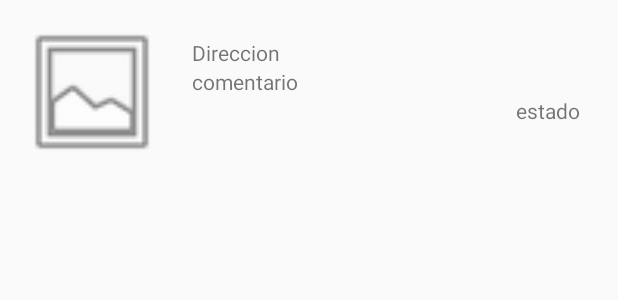
After one commit to AlexanderCDs/ReporteCalle, an Android app: the layout item_lista_reportes.xml on its own in the app's theme, with its tools: preview values and no code run, on a phone screen of 412 x 824 dp. The commit adds this screen. Shown: the top 300 px of the screen. Run offline under Robolectric (Android 15) with nearby library versions, the phone set to English and light mode, and no system bars.

Commit message:
Agregar datos a la Bade de datos de fire base listo

```diff
--- a/app/src/main/java/com/example/alexander/reportecalle/GenerateActivity.java
+++ b/app/src/main/java/com/example/alexander/reportecalle/GenerateActivity.java
@@ -166,9 +166,10 @@ public class GenerateActivity extends AppCompatActivity implements View.OnClickL
     {
 
         FirebaseDatabase database = FirebaseDatabase.getInstance();
+        FirebaseUser user = mAuth.getCurrentUser();
         final DatabaseReference reportesReference = database.getReference("basedatos");
 
-        ReportInformation rinformation = new ReportInformation(address, edtComentario.getText().toString(), "imagen.jpg");
+        ReportInformation rinformation = new ReportInformation(user.getEmail(), address, edtComentario.getText().toString(), "imagen.jpg", getResources().getString(R.string.txt_msg_pendiente));
         reportesReference.child("reporte").push().setValue(rinformation);
 
         msg("¡Acción exitosa!");
--- a/app/src/main/java/com/example/alexander/reportecalle/ReportInformation.java
+++ b/app/src/main/java/com/example/alexander/reportecalle/ReportInformation.java
@@ -6,18 +6,22 @@ package com.example.alexander.reportecalle;
 
 public class ReportInformation
 {
+    public String correo;
     public String direccion;
     public String comentario;
     public String image;
+    public String estado;
 
     public ReportInformation()
     {
 
     }
 
-    public ReportInformation(String direccion, String comentario, String image) {
+    public ReportInformation(String correo, String direccion, String comentario, String image, String estado) {
+        this.correo = correo;
         this.direccion = direccion;
         this.comentario = comentario;
         this.image = image;
+        this.estado = estado;
     }
 }
--- /dev/null
+++ b/app/src/main/res/layout/item_lista_reportes.xml
@@ -0,0 +1,35 @@
+<?xml version="1.0" encoding="utf-8"?>
+<LinearLayout xmlns:android="http://schemas.android.com/apk/res/android"
+    android:orientation="horizontal"
+    android:layout_margin="10dp"
+    android:layout_width="match_parent"
+    android:layout_height="wrap_content">
+    <ImageView
+        android:layout_margin="1dp"
+        android:id="@+id/imageView_compra"
+        android:layout_width="100dp"
+        android:layout_height="100dp"
+        android:src="@android:drawable/ic_menu_gallery" />
+    <LinearLayout
+        android:layout_width="match_parent"
+        android:layout_height="match_parent"
+        android:orientation="vertical"
+        android:layout_margin="15dp">
+        <TextView
+            android:id="@+id/ttv_direccion"
+            android:layout_width="match_parent"
+            android:layout_height="wrap_content"
+            android:text="Direccion"/>
+        <TextView
+            android:id="@+id/ttv_comentario"
+            android:layout_width="match_parent"
+            android:layout_height="wrap_content"
+            android:text="comentario"/>
+        <TextView
+            android:textAlignment="textEnd"
+            android:id="@+id/ttv_estado"
+            android:layout_width="match_parent"
+            android:layout_height="wrap_content"
+            android:text="estado"/>
+    </LinearLayout>
+</LinearLayout>
--- a/app/src/main/res/values/strings.xml
+++ b/app/src/main/res/values/strings.xml
@@ -37,5 +37,6 @@
     <string name="txt_actualizando">Actualizando...</string>
     <string name="title_activity_maps">Map</string>
     <string name="txt_mi_ubicacion">Mi ubicación</string>
+    <string name="txt_msg_pendiente">Pendiente</string>
 
 </resources>
```
